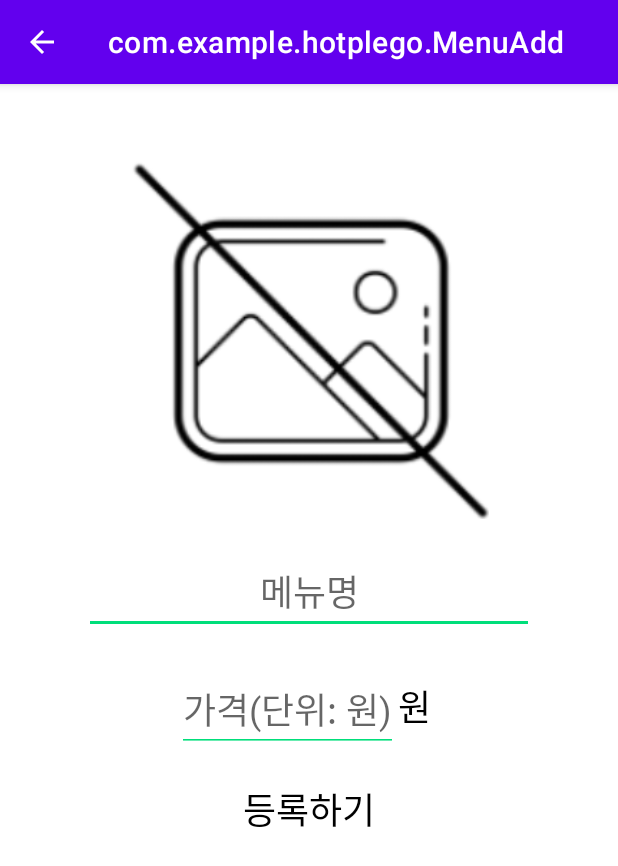
After one commit to whdnjsdyd111/capstone_hotpleGO_App, an Android app: the MenuAdd screen opened directly, with no data from a screen before it, on a phone screen of 412 x 824 dp. The commit adds this screen. Shown: the top 866 px of the screen. Run offline under Robolectric (Android 15) with nearby library versions, the phone set to English and light mode, and no system bars.

Commit message:
중간푸시

```diff
--- a/app/src/main/AndroidManifest.xml
+++ b/app/src/main/AndroidManifest.xml
@@ -21,6 +21,10 @@
         <activity android:name=".MenuActivity"
             android:parentActivityName=".MainActivity"/>
 
+        <activity android:name=".MenuAdd"
+            android:windowSoftInputMode="adjustResize"
+            android:parentActivityName=".MainActivity" />
+
     </application>
 
 </manifest>
--- a/app/src/main/java/com/example/hotplego/MenuActivity.java
+++ b/app/src/main/java/com/example/hotplego/MenuActivity.java
@@ -1,12 +1,17 @@
 package com.example.hotplego;
 
+import android.content.Intent;
 import android.os.Bundle;
+import android.view.View;
+import android.widget.Button;
 
 import androidx.appcompat.app.AppCompatActivity;
 import androidx.recyclerview.widget.LinearLayoutManager;
 import androidx.recyclerview.widget.RecyclerView;
 
 public class MenuActivity extends AppCompatActivity {
+
+    Button add_btn;
 
     @Override
     protected void onCreate(Bundle savedInstanceState) {
@@ -27,5 +32,14 @@ public class MenuActivity extends AppCompatActivity {
         adapter.addItem(new Menu("순살 치킨", "27000원", "순살 치킨", R.drawable.no_image));
 
         recyclerView.setAdapter(adapter);
+
+        add_btn = (Button)findViewById(R.id.menu_add_btn);
+        add_btn.setOnClickListener(new View.OnClickListener() {
+            @Override
+            public void onClick(View v) {
+                Intent intent = new Intent(getApplicationContext(), MenuAdd.class);
+                startActivity(intent);
+            }
+        });
     }
 }
--- /dev/null
+++ b/app/src/main/java/com/example/hotplego/MenuAdd.java
@@ -0,0 +1,24 @@
+package com.example.hotplego;
+
+import android.content.Intent;
+import android.os.Bundle;
+import android.view.View;
+import android.widget.ImageView;
+import android.widget.TextView;
+
+import androidx.appcompat.app.AppCompatActivity;
+
+public class MenuAdd extends AppCompatActivity {
+    ImageView imgView;
+    TextView menu_add;
+    Intent intent;
+
+    @Override
+    protected void onCreate(Bundle saveInstanceState) {
+        super.onCreate(saveInstanceState);
+        setContentView(R.layout.admin_menu_add);
+
+        imgView = (ImageView)findViewById(R.id.new_menu_img);
+        menu_add = (TextView)findViewById(R.id.new_menu_add);
+    }
+}
--- a/app/src/main/res/layout/admin_menu.xml
+++ b/app/src/main/res/layout/admin_menu.xml
@@ -21,9 +21,9 @@
     </androidx.recyclerview.widget.RecyclerView>
 
     <Button
-        android:id="@+id/button14"
+        android:id="@+id/menu_add_btn"
         android:layout_width="match_parent"
         android:layout_height="wrap_content"
-        android:text="Button" />
+        android:text="추가하기" />
 
 </LinearLayout>
--- /dev/null
+++ b/app/src/main/res/layout/admin_menu_add.xml
@@ -0,0 +1,80 @@
+<?xml version="1.0" encoding="utf-8"?>
+<ScrollView xmlns:android="http://schemas.android.com/apk/res/android"
+    xmlns:app="http://schemas.android.com/apk/res-auto"
+    android:id="@+id/sv_root"
+    android:layout_width="match_parent"
+    android:layout_height="match_parent">
+
+    <LinearLayout
+        android:layout_width="match_parent"
+        android:layout_height="wrap_content"
+        android:gravity="center_horizontal"
+        android:orientation="vertical"
+        android:paddingBottom="20dp">
+
+        <ImageView
+            android:id="@+id/new_menu_img"
+            android:layout_width="240dp"
+            android:layout_height="240dp"
+            android:layout_marginTop="50dp"
+            app:srcCompat="@drawable/no_image" />
+
+        <EditText
+            android:id="@+id/new_menu_name"
+            android:layout_width="300dp"
+            android:layout_height="wrap_content"
+            android:layout_marginTop="20dp"
+            android:backgroundTint = "#00DE7A"
+            android:gravity="center"
+            android:hint="메뉴명"
+            android:inputType="text"
+            android:lines="1"
+            android:textSize="24sp" />
+        <View
+            android:layout_width="match_parent"
+            android:layout_height="2dp"
+            android:layout_weight="1"
+            android:layout_marginLeft="60dp"
+            android:layout_marginRight="60dp" />
+
+        <LinearLayout
+            android:layout_width="275dp"
+            android:layout_height="match_parent"
+            android:orientation="horizontal"
+            android:paddingLeft="50dp"
+            android:paddingRight="50dp">
+
+            <EditText
+                android:id="@+id/new_menu_price"
+                android:layout_width="wrap_content"
+                android:layout_height="wrap_content"
+                android:layout_marginTop="20dp"
+                android:backgroundTint = "#00DE7A"
+                android:gravity="right"
+                android:hint="가격(단위: 원)"
+                android:inputType="number"
+                android:lines="1"
+                android:maxLength="7"
+                android:textSize="24sp" />
+
+            <TextView
+                android:layout_width="wrap_content"
+                android:layout_height="wrap_content"
+                android:layout_marginTop="20dp"
+                android:lines="1"
+                android:text="원"
+                android:textColor="@color/black"
+                android:textSize="24sp" />
+        </LinearLayout>
+
+        <TextView
+            android:id="@+id/new_menu_add"
+            android:layout_width="wrap_content"
+            android:layout_height="wrap_content"
+            android:layout_marginTop="20dp"
+            android:text="등록하기"
+            android:textColor="@color/black"
+            android:textSize="24sp"
+            />
+    </LinearLayout>
+</ScrollView>
--- a/app/src/main/res/layout/admin_menu_item.xml
+++ b/app/src/main/res/layout/admin_menu_item.xml
@@ -4,6 +4,7 @@
     xmlns:tools="http://schemas.android.com/tools"
     android:layout_width="match_parent"
     android:layout_height="wrap_content"
+
     app:cardCornerRadius="15dp"
     app:cardElevation="5dp"
     app:cardUseCompatPadding="true">
```
